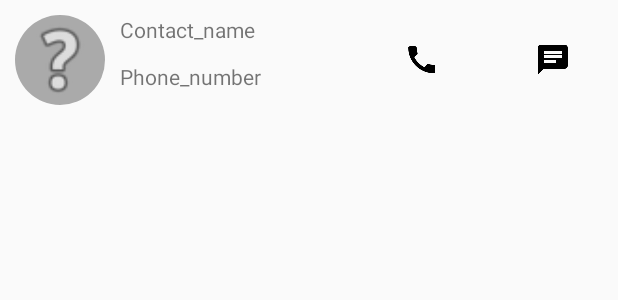
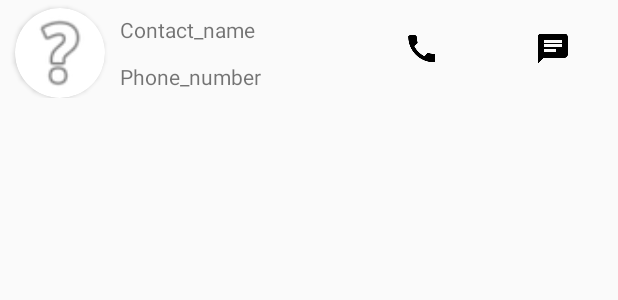
Before and after one commit to lubenard/ft_hangout, an Android app: the layout custom_contact_list_element.xml on its own in the app's theme, with its tools: preview values and no code run, on a phone screen of 412 x 824 dp. Shown: the top 300 px of the screen. Run offline under Robolectric (Android 15) with nearby library versions, the phone set to English and light mode, and no system bars.

Commit message:
Image contact are now displayed correctly everywhere + cleaned imports

```diff
--- a/app/src/main/java/com/lubenard/ft_hangouts/CustomMessageListAdapter.java
+++ b/app/src/main/java/com/lubenard/ft_hangouts/CustomMessageListAdapter.java
@@ -1,7 +1,6 @@
 package com.lubenard.ft_hangouts;
 
 import android.content.Context;
-import android.view.Gravity;
 import android.view.LayoutInflater;
 import android.view.View;
 import android.view.ViewGroup;
--- a/app/src/main/java/com/lubenard/ft_hangouts/MainActivity.java
+++ b/app/src/main/java/com/lubenard/ft_hangouts/MainActivity.java
@@ -9,10 +9,8 @@ import android.content.SharedPreferences;
 import android.content.pm.PackageManager;
 import android.os.Build;
 import android.os.Bundle;
-import android.telecom.Call;
 import android.widget.Toast;
 
-import androidx.annotation.NonNull;
 import androidx.appcompat.app.AppCompatActivity;
 import androidx.core.content.ContextCompat;
 import androidx.fragment.app.FragmentTransaction;
--- a/app/src/main/java/com/lubenard/ft_hangouts/MessageFragment.java
+++ b/app/src/main/java/com/lubenard/ft_hangouts/MessageFragment.java
@@ -16,7 +16,6 @@ import androidx.fragment.app.Fragment;
 
 import java.util.ArrayList;
 import java.util.LinkedHashMap;
-import java.util.concurrent.Callable;
 
 public class MessageFragment extends Fragment {
 
--- a/app/src/main/java/com/lubenard/ft_hangouts/SMSReceiverBroadcastReceiver.java
+++ b/app/src/main/java/com/lubenard/ft_hangouts/SMSReceiverBroadcastReceiver.java
@@ -7,10 +7,8 @@ import android.content.Context;
 import android.content.Intent;
 import android.os.Build;
 import android.os.Bundle;
-import android.provider.Telephony;
 import android.telephony.SmsMessage;
 import android.util.Log;
-import android.widget.Toast;
 
 import androidx.core.app.NotificationCompat;
 
--- a/app/src/main/java/com/lubenard/ft_hangouts/SettingsFragment.java
+++ b/app/src/main/java/com/lubenard/ft_hangouts/SettingsFragment.java
@@ -8,10 +8,6 @@ import android.net.Uri;
 import android.os.Bundle;
 import android.util.DisplayMetrics;
 import android.util.Log;
-import android.view.LayoutInflater;
-import android.view.View;
-import android.view.ViewGroup;
-
 
 import androidx.appcompat.app.AppCompatDelegate;
 import androidx.fragment.app.FragmentManager;
--- a/app/src/main/res/layout/contact_page_fragment.xml
+++ b/app/src/main/res/layout/contact_page_fragment.xml
@@ -31,6 +31,7 @@
             android:layout_width="130dp"
             android:layout_height="130dp"
             android:layout_gravity="center"
+            android:scaleType="centerCrop"
             app:srcCompat="@android:drawable/ic_menu_help" />
     </androidx.cardview.widget.CardView>
 
--- a/app/src/main/res/layout/custom_contact_list_element.xml
+++ b/app/src/main/res/layout/custom_contact_list_element.xml
@@ -5,15 +5,22 @@
     android:layout_height="wrap_content"
     android:descendantFocusability="blocksDescendants">
 
-    <ImageView
-        android:id="@+id/custom_view_contactImage"
-        android:layout_marginTop="10dp"
+    <androidx.cardview.widget.CardView
+        android:id="@+id/cardview"
+        android:layout_marginTop="5dp"
         android:layout_width="60dp"
         android:layout_height="60dp"
-        android:layout_marginBottom="10dp"
-        android:layout_marginLeft="10dp"
-        android:background="@drawable/contact_icon_wrapper"
-        app:srcCompat="@android:drawable/ic_menu_help" />
+        android:layout_marginStart="10dp"
+        app:cardCornerRadius="60dp">
+
+        <ImageView
+            android:id="@+id/custom_view_contactImage"
+            android:layout_width="60dp"
+            android:layout_height="60dp"
+            android:layout_gravity="center"
+            android:scaleType="centerCrop"
+            app:srcCompat="@android:drawable/ic_menu_help" />
+    </androidx.cardview.widget.CardView>
 
     <LinearLayout
         android:layout_width="wrap_content"
```
Also changed, not shown: app/src/main/java/com/lubenard/ft_hangouts/ContactDetails.java (+5 -6 lines), app/src/main/java/com/lubenard/ft_hangouts/ContactModel.java (+3 -5 lines), app/src/main/java/com/lubenard/ft_hangouts/CustomListAdapter.java (+7 -1 lines), app/src/main/java/com/lubenard/ft_hangouts/DbManager.java (+5 -6 lines), app/src/main/java/com/lubenard/ft_hangouts/EditContact.java (+4 -3 lines).
